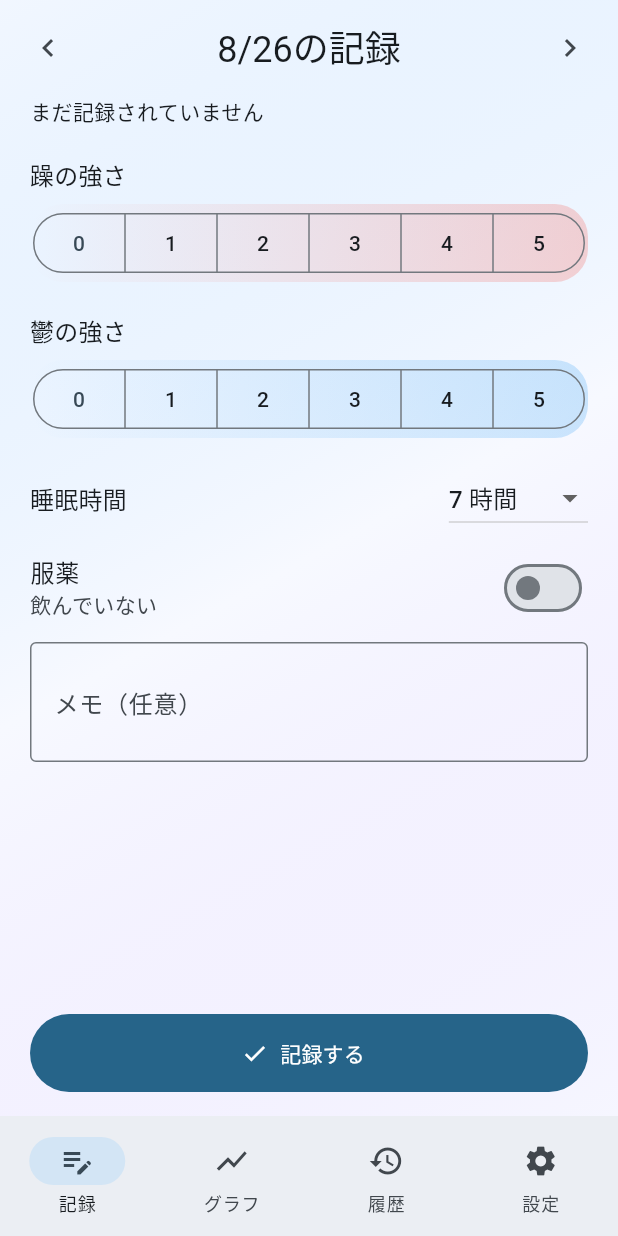
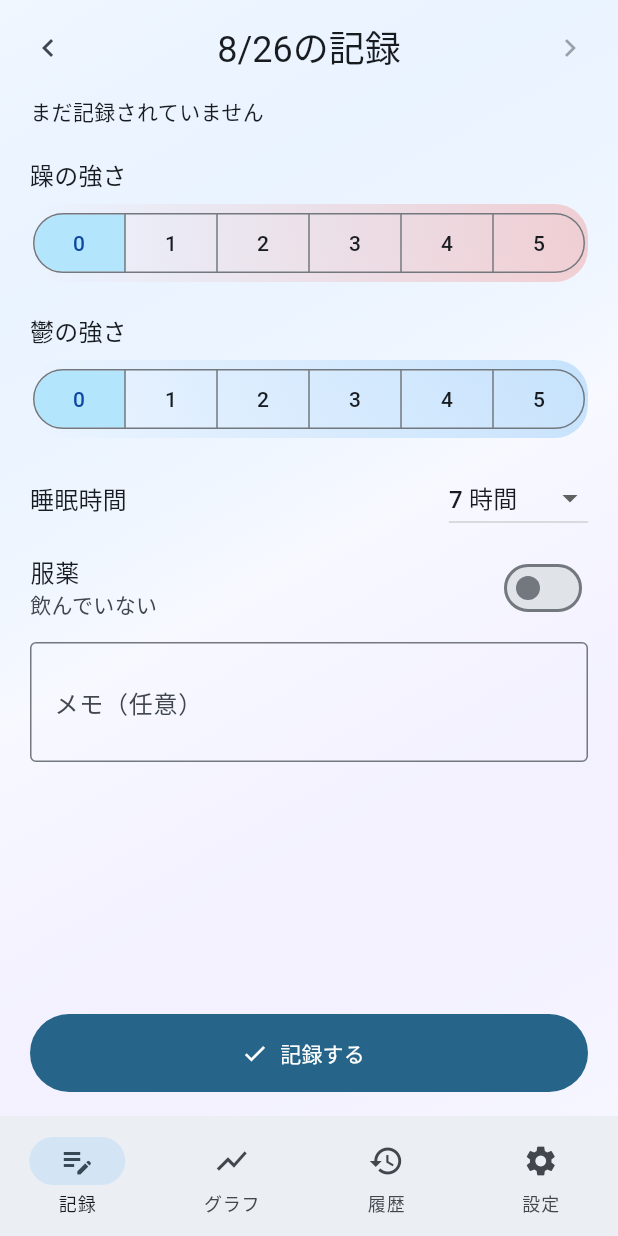
Before and after one commit to rakima/mood_wave_tracker, a Flutter app: the screen it shows after launch, on a phone screen of 412 x 824 dp. Run offline on Flutter 3.47's test engine with Material 3 defaults, Android fonts, the light colour scheme and no system bars; our stand-ins replace flutter_local_notifications, flutter_timezone, shared_preferences, sqflite, timezone; accounts and stored records are empty.

Commit message:
fix: 強度選択表示と未来日入力を修正

```diff
--- a/lib/screens/record_screen.dart
+++ b/lib/screens/record_screen.dart
@@ -38,6 +38,9 @@ class _RecordScreenState extends State<RecordScreen> {
 
   DateTime _dateFor(int page) =>
       _centerDate.add(Duration(days: page - centerPage));
+  int get _lastPage =>
+      centerPage +
+      MoodRecord.dateOnly(DateTime.now()).difference(_centerDate).inDays;
   @override
   void dispose() {
     _pages.dispose();
@@ -79,14 +82,17 @@ class _RecordScreenState extends State<RecordScreen> {
                         textAlign: TextAlign.center,
                         style: Theme.of(context).textTheme.headlineSmall)),
                 IconButton(
-                    onPressed: () => _pages.nextPage(
-                        duration: const Duration(milliseconds: 220),
-                        curve: Curves.easeOut),
+                    onPressed: _page >= _lastPage
+                        ? null
+                        : () => _pages.nextPage(
+                            duration: const Duration(milliseconds: 220),
+                            curve: Curves.easeOut),
                     icon: const Icon(Icons.chevron_right)),
               ])),
           Expanded(
               child: PageView.builder(
                   controller: _pages,
+                  itemCount: _lastPage + 1,
                   onPageChanged: (page) => setState(() => _page = page),
                   itemBuilder: (context, page) => _RecordDayForm(
                       key: ValueKey(MoodRecord.dateKey(_dateFor(page))),
--- a/lib/widgets/level_selector.dart
+++ b/lib/widgets/level_selector.dart
@@ -32,8 +32,15 @@ class LevelSelector extends StatelessWidget {
             ),
             child: SegmentedButton<int>(
               showSelectedIcon: false,
-              style: const ButtonStyle(
-                backgroundColor: WidgetStatePropertyAll(Colors.transparent),
+              style: ButtonStyle(
+                backgroundColor: WidgetStateProperty.resolveWith((states) =>
+                    states.contains(WidgetState.selected)
+                        ? Colors.lightBlue.shade100
+                        : Colors.transparent),
+                foregroundColor: WidgetStateProperty.resolveWith((states) =>
+                    states.contains(WidgetState.selected)
+                        ? Colors.blue.shade900
+                        : Theme.of(context).colorScheme.onSurface),
               ),
               segments: [
                 for (var level = 0; level <= 5; level++)
```
